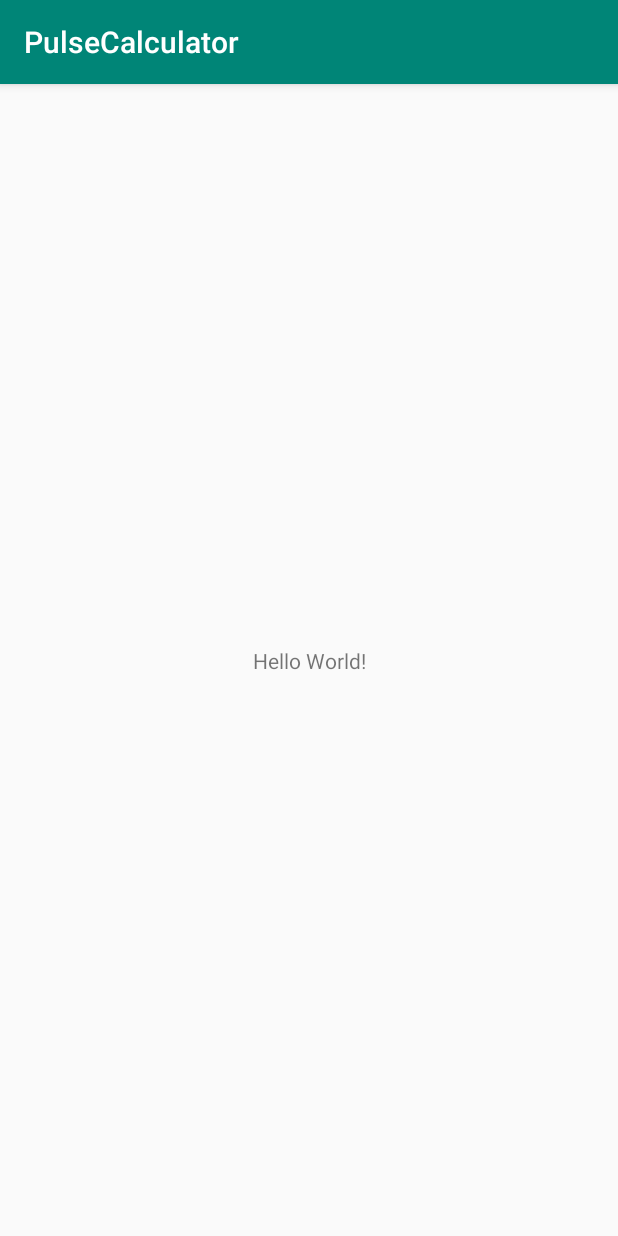
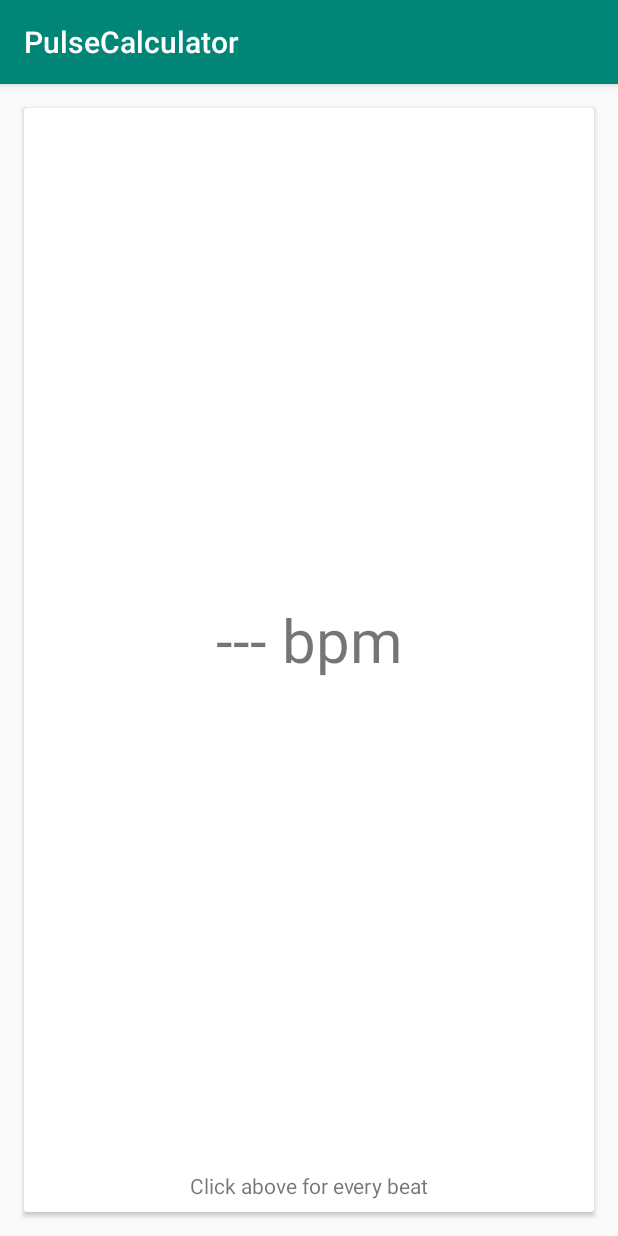
Before and after one commit to hahihohehe/pulsecalculator, an Android app: the screen it shows after launch (MainActivity), on a phone screen of 412 x 824 dp. Run offline under Robolectric (Android 15) with nearby library versions, the phone set to English and light mode, and no system bars.

Commit message:
added basic functionality

```diff
--- a/app/build.gradle
+++ b/app/build.gradle
@@ -32,4 +32,5 @@ dependencies {
     testImplementation 'junit:junit:4.12'
     androidTestImplementation 'androidx.test.ext:junit:1.1.0'
     androidTestImplementation 'androidx.test.espresso:espresso-core:3.1.1'
+    implementation 'androidx.cardview:cardview:1.0.0'
 }
--- a/app/src/main/java/de/narlt/pulsecalculator/MainActivity.kt
+++ b/app/src/main/java/de/narlt/pulsecalculator/MainActivity.kt
@@ -2,11 +2,46 @@ package de.narlt.pulsecalculator
 
 import androidx.appcompat.app.AppCompatActivity
 import android.os.Bundle
+import android.os.SystemClock
+import android.view.View
+import kotlinx.android.synthetic.main.activity_main.*
+import java.util.*
+import kotlin.math.roundToLong
 
-class MainActivity : AppCompatActivity() {
+class MainActivity : AppCompatActivity(), View.OnClickListener {
+    private var bpm = 0L
+    private var hasBpm = false
+    private var lastClicks = LinkedList<Long>()
+    private val minClicksForCalculation = 4
+    private val resetTime = 1500
 
     override fun onCreate(savedInstanceState: Bundle?) {
         super.onCreate(savedInstanceState)
         setContentView(R.layout.activity_main)
+        cContent.setOnClickListener(this)
+        resetText()
+    }
+
+    override fun onClick(v: View?) {
+        if (lastClicks.size > 0 && SystemClock.elapsedRealtime() - lastClicks.last > resetTime) {
+            resetText()
+            lastClicks.clear()
+        }
+        lastClicks.add(SystemClock.elapsedRealtime())
+        calculateBpm()
+    }
+
+    private fun calculateBpm() {
+        if (lastClicks.size >= minClicksForCalculation) {
+            val elapsed = lastClicks.last - lastClicks.first
+            val timePerBeat = elapsed / (lastClicks.size - 1)
+            bpm = (60000.0 / timePerBeat).roundToLong()
+            hasBpm = true
+            tvBPM.text = "$bpm bpm"
+        }
+    }
+
+    private fun resetText() {
+        tvBPM.text = "--- bpm"
     }
 }
--- a/app/src/main/res/layout/activity_main.xml
+++ b/app/src/main/res/layout/activity_main.xml
@@ -6,13 +6,50 @@
     android:layout_height="match_parent"
     tools:context=".MainActivity">
 
-    <TextView
-        android:layout_width="wrap_content"
-        android:layout_height="wrap_content"
-        android:text="Hello World!"
+    <androidx.cardview.widget.CardView
+        android:id="@+id/cContent"
+        android:layout_width="0dp"
+        android:layout_height="0dp"
+        android:layout_marginStart="16dp"
+        android:layout_marginLeft="16dp"
+        android:layout_marginTop="16dp"
+        android:layout_marginEnd="16dp"
+        android:layout_marginRight="16dp"
+        android:layout_marginBottom="16dp"
         app:layout_constraintBottom_toBottomOf="parent"
-        app:layout_constraintLeft_toLeftOf="parent"
-        app:layout_constraintRight_toRightOf="parent"
-        app:layout_constraintTop_toTopOf="parent" />
+        app:layout_constraintEnd_toEndOf="parent"
+        app:layout_constraintStart_toStartOf="parent"
+        app:layout_constraintTop_toTopOf="parent" >
+
+        <androidx.constraintlayout.widget.ConstraintLayout
+            android:layout_width="match_parent"
+            android:layout_height="match_parent">
+
+            <TextView
+                android:id="@+id/tvHint"
+                android:layout_width="wrap_content"
+                android:layout_height="wrap_content"
+                android:layout_marginStart="8dp"
+                android:layout_marginLeft="8dp"
+                android:layout_marginEnd="8dp"
+                android:layout_marginRight="8dp"
+                android:layout_marginBottom="8dp"
+                android:text="@string/main_hint"
+                app:layout_constraintBottom_toBottomOf="parent"
+                app:layout_constraintEnd_toEndOf="parent"
+                app:layout_constraintStart_toStartOf="parent" />
+
+            <TextView
+                android:id="@+id/tvBPM"
+                android:layout_width="wrap_content"
+                android:layout_height="wrap_content"
+                android:text="100 bpm"
+                android:textSize="40sp"
+                app:layout_constraintBottom_toTopOf="@+id/tvHint"
+                app:layout_constraintEnd_toEndOf="parent"
+                app:layout_constraintStart_toStartOf="parent"
+                app:layout_constraintTop_toTopOf="parent" />
+        </androidx.constraintlayout.widget.ConstraintLayout>
+    </androidx.cardview.widget.CardView>
 
 </androidx.constraintlayout.widget.ConstraintLayout>
--- a/app/src/main/res/values/strings.xml
+++ b/app/src/main/res/values/strings.xml
@@ -1,3 +1,4 @@
 <resources>
     <string name="app_name">PulseCalculator</string>
+    <string name="main_hint">Click above for every beat</string>
 </resources>
```
